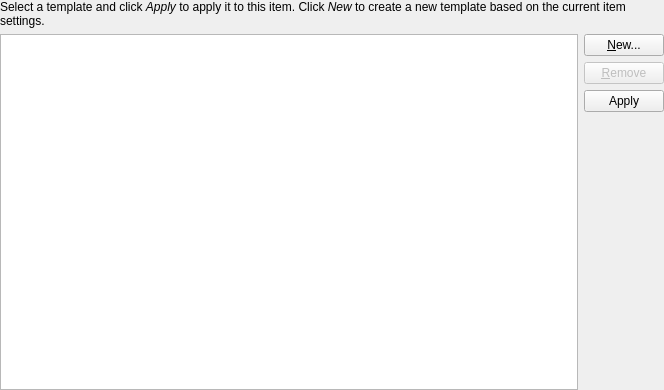
Above: src/ui/template_management_dialog_base.ui from KDE/incidenceeditor before the change. Below: the same form after it.
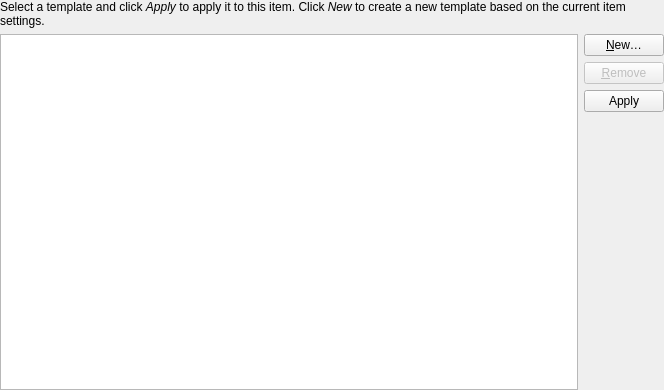
That is the form after the change.

Commit message: Use ellipsis character instead of three dots in UI strings

The edit to the form file:
```diff
--- a/src/ui/template_management_dialog_base.ui
+++ b/src/ui/template_management_dialog_base.ui
@@ -59,7 +59,7 @@
           <string>Click on this button to create a new template based on the current settings in the editor. You can use this template to quickly add new items in the future.</string>
          </property>
          <property name="text">
-          <string>&amp;New...</string>
+          <string>&amp;New…</string>
          </property>
         </widget>
        </item>
```
The commit also changes 5 other files.
